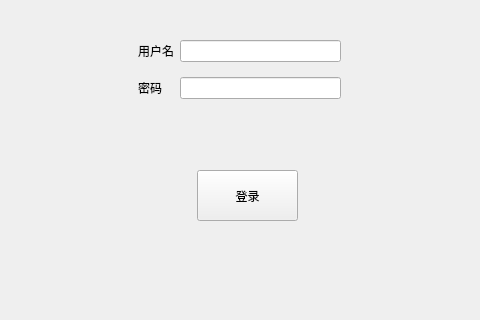
Old version of the form CloudDriveWinClient/LoginWindow.ui in the repository huxuan0307/CloudDriveWinClient; both pictures show x 83 to 563 and y 110 to 430 of the 672 by 430 pixel window.
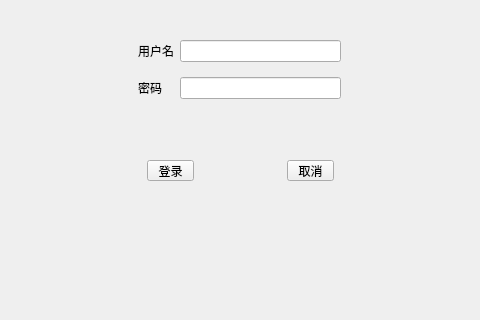
New version of the form.

```diff
--- a/CloudDriveWinClient/LoginWindow.ui
+++ b/CloudDriveWinClient/LoginWindow.ui
@@ -13,20 +13,7 @@
   <property name="windowTitle">
    <string>LoginWindow</string>
   </property>
-  <widget class="QToolButton" name="toolButtonLogin">
-   <property name="geometry">
-    <rect>
-     <x>280</x>
-     <y>280</y>
-     <width>101</width>
-     <height>51</height>
-    </rect>
-   </property>
-   <property name="text">
-    <string>登录</string>
-   </property>
-  </widget>
-  <widget class="QWidget" name="">
+  <widget class="QWidget" name="layoutWidget">
    <property name="geometry">
     <rect>
      <x>210</x>
@@ -58,6 +45,32 @@
     </item>
    </layout>
   </widget>
+  <widget class="QToolButton" name="toolButtonLogin">
+   <property name="geometry">
+    <rect>
+     <x>230</x>
+     <y>270</y>
+     <width>47</width>
+     <height>21</height>
+    </rect>
+   </property>
+   <property name="text">
+    <string>登录</string>
+   </property>
+  </widget>
+  <widget class="QToolButton" name="toolButtonCancel">
+   <property name="geometry">
+    <rect>
+     <x>370</x>
+     <y>270</y>
+     <width>47</width>
+     <height>21</height>
+    </rect>
+   </property>
+   <property name="text">
+    <string>取消</string>
+   </property>
+  </widget>
  </widget>
  <layoutdefault spacing="6" margin="11"/>
  <resources/>
```
